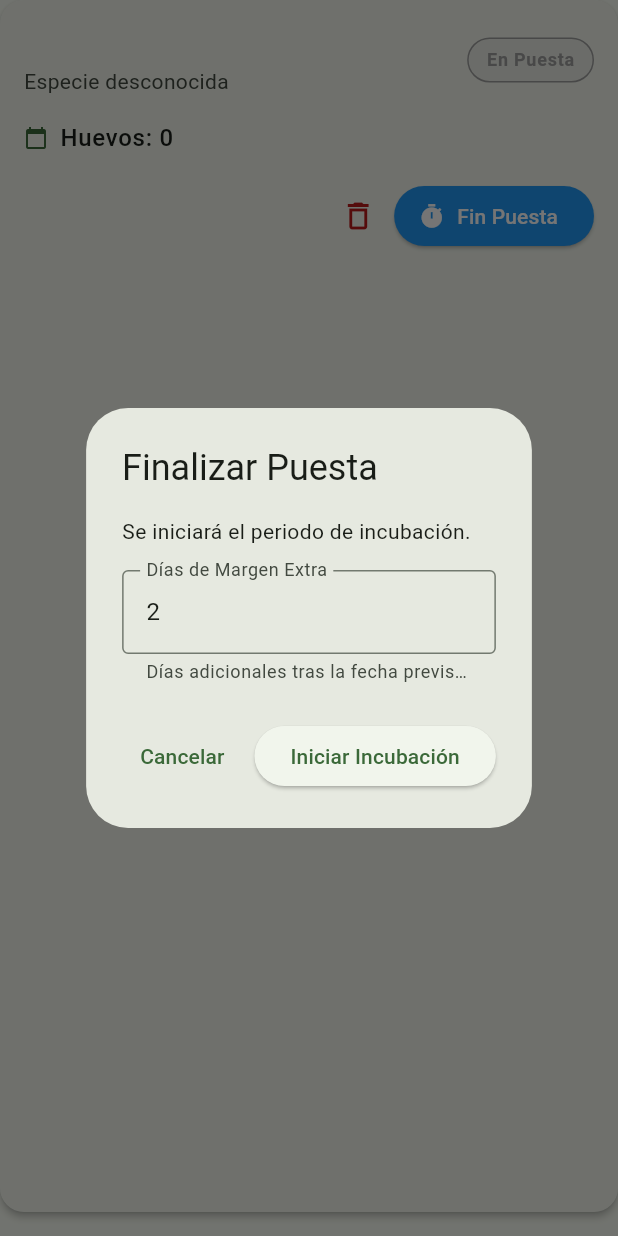
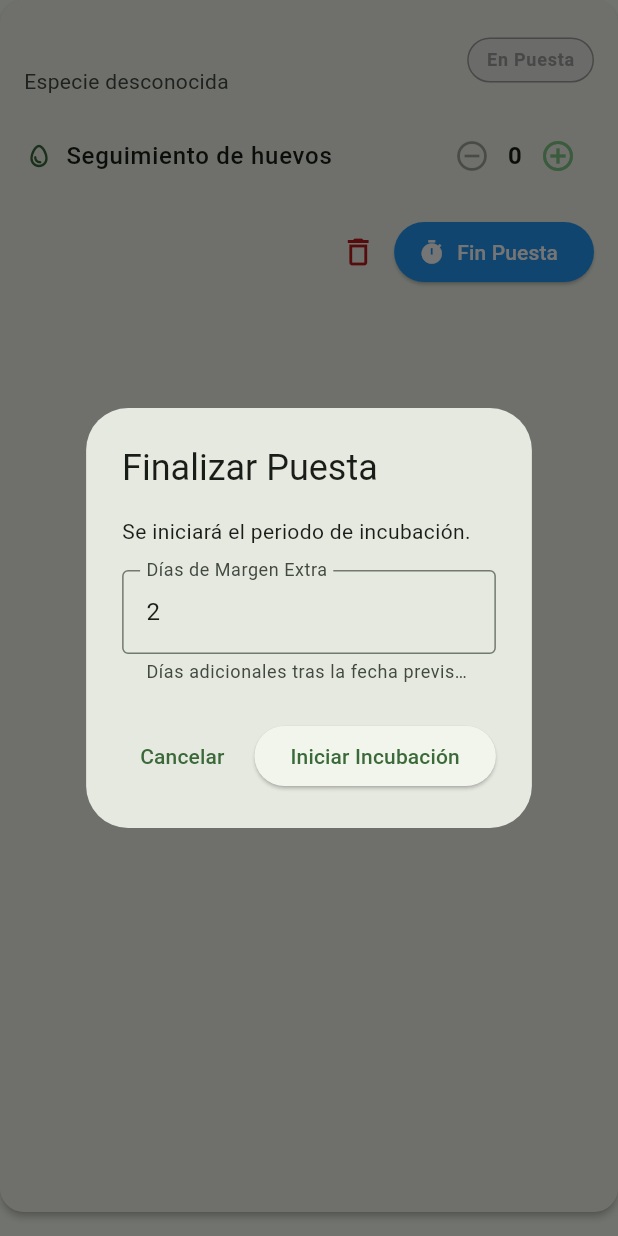
Before and after one commit to alberto2005-coder/AviTrack, a Flutter app: the NidadaCard widget shown alone on an empty page, opened directly with empty values, after a tap on "Fin Puesta", on a phone screen of 412 x 824 dp. Run offline on Flutter 3.47's test engine with Material 3 defaults, Android fonts, the phone set to English and light mode, and no system bars; our stand-ins replace flutter_local_notifications, isar, timezone; accounts and stored records are empty; generated files the repository leaves out were written again.

Commit message:
Añadidos controles de huevos y limpieza de código

```diff
--- a/lib/widgets/nidada_card.dart
+++ b/lib/widgets/nidada_card.dart
@@ -31,8 +31,7 @@ class NidadaCard extends StatelessWidget {
       case NidadaStatus.puesta:
         statusColor = Colors.grey;
         statusText = 'En Puesta';
-        final eggCount = nidada.currentEggCount;
-        detailText = 'Huevos: $eggCount';
+        detailText = 'Seguimiento de huevos';
         break;
       case NidadaStatus.incubando:
         statusColor = colorScheme.primary;
@@ -121,7 +120,7 @@ class NidadaCard extends StatelessWidget {
             const SizedBox(height: 16),
             Row(
               children: [
-                Icon(Icons.calendar_today, size: 16, color: colorScheme.primary),
+                Icon(Icons.egg_outlined, size: 20, color: colorScheme.primary),
                 const SizedBox(width: 8),
                 Text(
                   detailText,
@@ -129,6 +128,25 @@ class NidadaCard extends StatelessWidget {
                     fontWeight: FontWeight.w500,
                   ),
                 ),
+                if (nidada.status == NidadaStatus.puesta) ...[
+                  const Spacer(),
+                  IconButton(
+                    icon: const Icon(Icons.remove_circle_outline),
+                    onPressed: nidada.currentEggCount > 0
+                        ? () => _updateEggCount(nidada.currentEggCount - 1)
+                        : null,
+                    color: Colors.red.shade300,
+                  ),
+                  Text(
+                    '${nidada.currentEggCount}',
+                    style: theme.textTheme.titleMedium?.copyWith(fontWeight: FontWeight.bold),
+                  ),
+                  IconButton(
+                    icon: const Icon(Icons.add_circle_outline),
+                    onPressed: () => _updateEggCount(nidada.currentEggCount + 1),
+                    color: Colors.green.shade300,
+                  ),
+                ],
               ],
             ),
             const SizedBox(height: 16),
@@ -230,4 +248,11 @@ class NidadaCard extends StatelessWidget {
       onStartIncubation();
     }
   }
+
+  Future<void> _updateEggCount(int newCount) async {
+    nidada.currentEggCount = newCount;
+    await DatabaseService.isar.writeTxn(() async {
+      await DatabaseService.isar.nidadas.put(nidada);
+    });
+  }
 }
```
